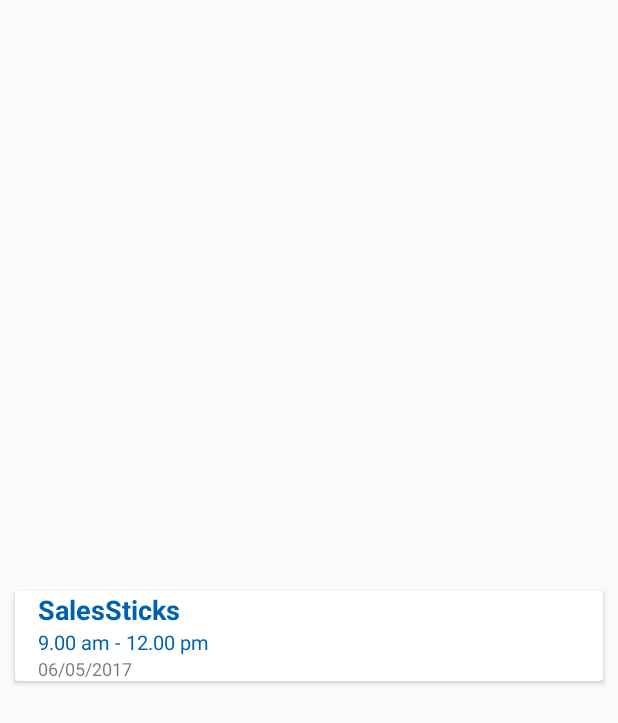
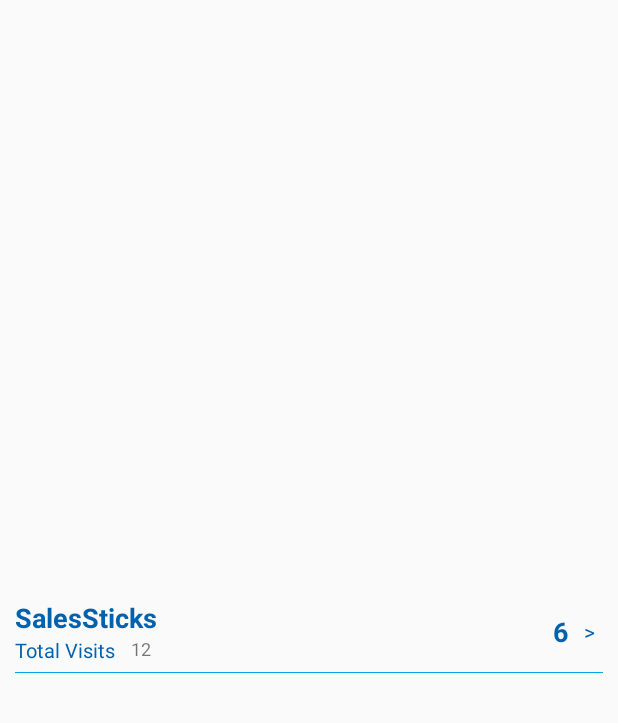
Before and after one commit to SaneebSalam/SalesSticks, an Android app: the layout item_today.xml on its own in the app's theme, with its tools: preview values and no code run, on a phone screen of 412 x 824 dp. Shown: the top 723 px of the screen. Run offline under Robolectric (Android 15) with nearby library versions, the phone set to English and light mode, and no system bars.

Commit message:
home page

```diff
--- a/app/build.gradle
+++ b/app/build.gradle
@@ -28,5 +28,8 @@ dependencies {
     compile 'com.android.support:design:26.0.0-alpha1'
     compile 'com.google.android.gms:play-services-location:11.0.4'
     compile 'com.amitshekhar.android:android-networking:0.2.0'
+
+    compile 'com.github.bumptech.glide:glide:4.0.0-RC0'
+//    compile 'com.github.bumptech.glide:glide:4.1.1'
     testCompile 'junit:junit:4.12'
 }
--- a/app/src/main/java/com/salessticks/www/salessticks/adapter/POJO_history.java
+++ b/app/src/main/java/com/salessticks/www/salessticks/adapter/POJO_Customer.java
@@ -5,7 +5,7 @@ package com.salessticks.www.salessticks.adapter;
  * on 6/11/2017.
  */
 
-public class POJO_history {
+public class POJO_Customer {
 
     public String getName() {
         return name;
--- a/app/src/main/res/layout/item_today.xml
+++ b/app/src/main/res/layout/item_today.xml
@@ -1,6 +1,5 @@
 <?xml version="1.0" encoding="utf-8"?>
-<android.support.v7.widget.CardView xmlns:android="http://schemas.android.com/apk/res/android"
-    android:id="@+id/cardview"
+<RelativeLayout xmlns:android="http://schemas.android.com/apk/res/android"
     android:layout_width="match_parent"
     android:layout_height="wrap_content"
     android:layout_centerHorizontal="true"
@@ -9,26 +8,24 @@
     android:layout_marginEnd="10dp"
     android:layout_marginStart="10dp"
     android:layout_marginTop="12dp"
-    android:gravity="center"
-    android:orientation="vertical">
+    android:gravity="center">
+
+    <LinearLayout
+        android:id="@+id/main"
+        android:layout_width="match_parent"
+        android:layout_height="wrap_content"
+        android:baselineAligned="false"
+        android:orientation="horizontal">
 
         <LinearLayout
             android:id="@+id/mainlayout"
-        android:layout_width="match_parent"
+            android:layout_width="0dp"
             android:layout_height="wrap_content"
-        android:layout_centerVertical="true"
             android:layout_gravity="center"
-        android:orientation="horizontal"
+            android:layout_weight="1"
+            android:orientation="vertical"
             android:paddingEnd="10dp"
-        android:paddingStart="10dp">
-
-
-        <LinearLayout
-            android:layout_width="wrap_content"
-            android:layout_height="wrap_content"
-            android:layout_marginStart="5dp"
-            android:layout_weight="1"
-            android:orientation="vertical">
+            >
 
             <TextView
                 android:id="@+id/name"
@@ -39,51 +36,66 @@
                 android:textSize="18dp"
                 android:textStyle="bold" />
 
+            <LinearLayout
+                android:layout_width="wrap_content"
+                android:layout_height="wrap_content"
+                android:orientation="horizontal">
+
                 <TextView
-                android:id="@+id/time"
                     android:layout_width="wrap_content"
                     android:layout_height="match_parent"
-                android:text="9.00 am - 12.00 pm"
+                    android:text="@string/total_visits"
                     android:textColor="@color/colorPrimary"
                     android:textSize="13dp" />
 
                 <TextView
-                android:id="@+id/date"
+                    android:id="@+id/totalvisit"
                     android:layout_width="match_parent"
                     android:layout_height="match_parent"
                     android:layout_gravity="center"
-                android:text="06/05/2017"
+                    android:layout_marginStart="10dp"
+                    android:text="12"
                     android:textSize="12dp" />
+
+            </LinearLayout>
 
         </LinearLayout>
 
         <LinearLayout
             android:layout_width="wrap_content"
             android:layout_height="wrap_content"
-            android:orientation="vertical">
+            android:layout_gravity="center"
+            android:orientation="horizontal">
 
             <TextView
-                android:id="@+id/amount"
+                android:id="@+id/visits"
                 android:layout_width="wrap_content"
                 android:layout_height="wrap_content"
                 android:layout_gravity="center"
+                android:layout_marginEnd="5dp"
                 android:layout_marginStart="5dp"
-                android:layout_marginEnd="5dp"
+                android:text="6"
                 android:textColor="@color/colorPrimary"
                 android:textSize="18dp"
                 android:textStyle="bold" />
 
             <TextView
-                android:id="@+id/status"
                 android:layout_width="wrap_content"
                 android:layout_height="wrap_content"
                 android:layout_gravity="center"
+                android:layout_marginEnd="5dp"
                 android:layout_marginStart="5dp"
-                android:layout_marginEnd="5dp"
+                android:text=">"
                 android:textColor="@color/colorPrimary"
-                android:textSize="14dp"
-                />
+                android:textSize="14dp" />
 
         </LinearLayout>
     </LinearLayout>
-</android.support.v7.widget.CardView>
+
+    <View
+        android:layout_width="match_parent"
+        android:layout_height="0.5dp"
+        android:layout_below="@+id/main"
+        android:layout_marginTop="5dp"
+        android:background="@color/colorAccent"/>
+</RelativeLayout>
--- a/app/src/main/res/values/colors.xml
+++ b/app/src/main/res/values/colors.xml
@@ -4,5 +4,6 @@
     <color name="colorPrimaryDark">#0061ad</color>
     <color name="colorAccent">#00a6e1</color>
     <color name="white">#FFFFFF</color>
+    <color name="ash">#efeaea</color>
     <color name="white_trans">#99FFFFFF</color>
 </resources>
--- a/app/src/main/res/values/strings.xml
+++ b/app/src/main/res/values/strings.xml
@@ -15,6 +15,7 @@
     <string name="permission_rationale">"Contacts permissions are needed for providing email
         completions."
     </string>
+    <string name="total_visits">Total Visits</string>
 
 
 </resources>
```
Also changed, not shown: app/src/main/java/com/salessticks/www/salessticks/ui/Activity_login.java (+15 -3 lines), app/src/main/java/com/salessticks/www/salessticks/ui/Fragment_today.java (+55 -22 lines), app/src/main/java/com/salessticks/www/salessticks/util/Keys.java (+4 -7 lines), app/src/main/res/layout/fragment_today.xml (+44 -4 lines). Lines whose indentation alone changed are shown as unchanged.
